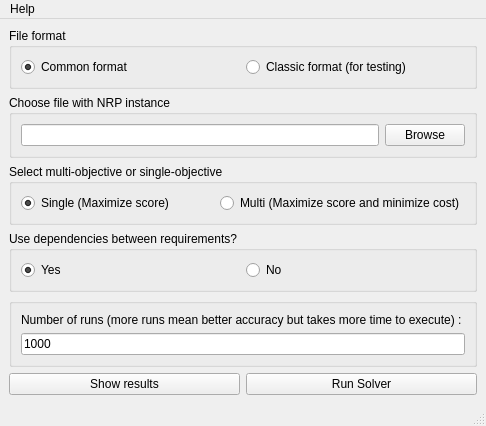
Above: gui/main.ui from LarOrr/NRP-Solver before the change. Below: the same form after it.
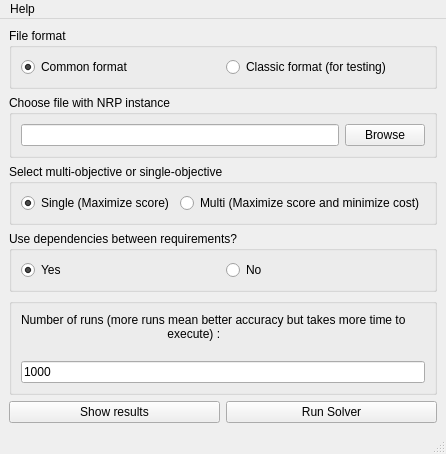
That is the form after the change.

Patch:
```diff
--- a/gui/main.ui
+++ b/gui/main.ui
@@ -158,7 +158,9 @@
           <string/>
          </property>
          <property name="text">
-          <string>Number of runs (more runs mean better accuracy but takes more time to execute) : </string>
+                                        <string>Number of runs (more runs mean better accuracy but takes more time to
+                                            execute) :
+                                        </string>
          </property>
         </widget>
        </item>
```
Lines whose indentation alone changed are shown as unchanged.
